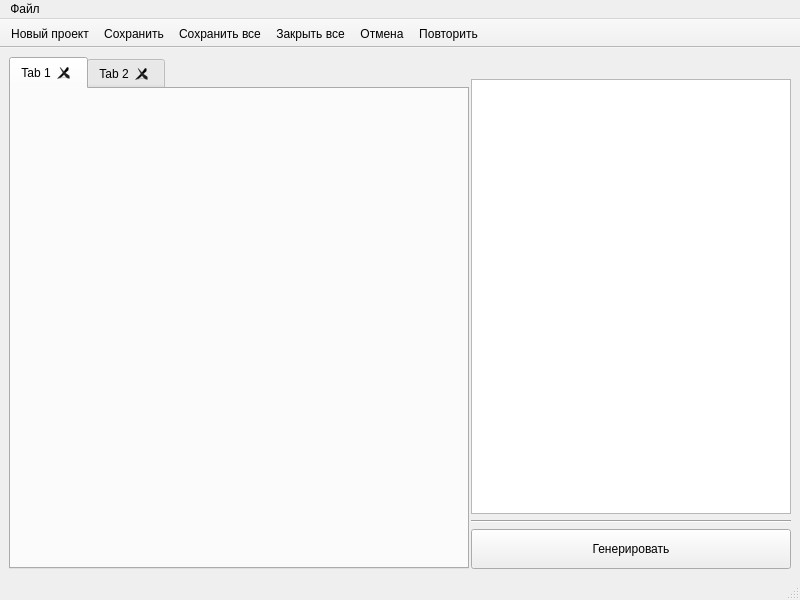
Old version of the form Forms/MainWin.ui in the repository hremman/ImageCompiler.
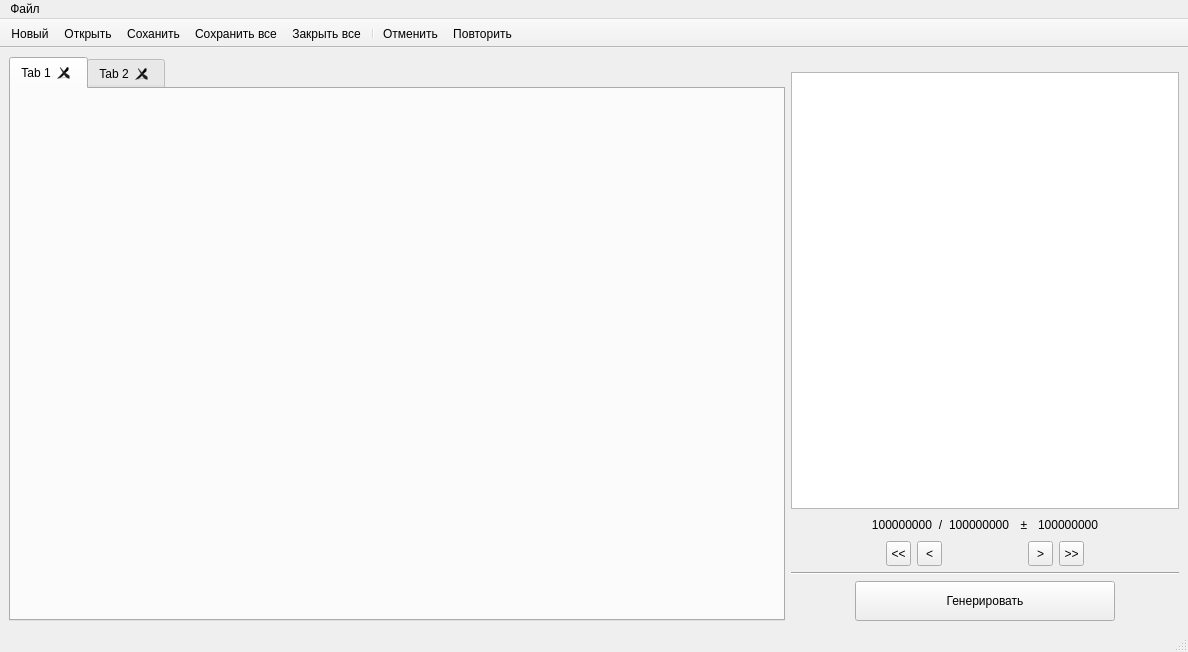
New version of the form. Icons and pictures are not drawn.

The edit to the form file:
```diff
--- a/Forms/MainWin.ui
+++ b/Forms/MainWin.ui
@@ -6,8 +6,8 @@
    <rect>
     <x>0</x>
     <y>0</y>
-    <width>800</width>
-    <height>600</height>
+    <width>1188</width>
+    <height>652</height>
    </rect>
   </property>
   <property name="minimumSize">
@@ -32,7 +32,7 @@
      <verstretch>0</verstretch>
     </sizepolicy>
    </property>
-   <layout class="QHBoxLayout" name="horizontalLayout" stretch="2,1">
+   <layout class="QHBoxLayout" name="horizontalLayout_3" stretch="2,1">
     <item>
      <widget class="QTabWidget" name="tabs">
       <property name="enabled">
@@ -59,6 +59,9 @@
       <property name="movable">
        <bool>true</bool>
       </property>
+      <property name="tabBarAutoHide">
+       <bool>false</bool>
+      </property>
       <widget class="QWidget" name="tab">
        <attribute name="title">
         <string>Tab 1</string>
@@ -73,24 +76,24 @@
     </item>
     <item>
      <layout class="QVBoxLayout" name="verticalLayout">
+      <property name="sizeConstraint">
+       <enum>QLayout::SetDefaultConstraint</enum>
+      </property>
       <item>
-       <widget class="QLabel" name="hard_spacer">
-        <property name="minimumSize">
-         <size>
-          <width>14</width>
-          <height>16</height>
-         </size>
+       <spacer name="verticalSpacer">
+        <property name="orientation">
+         <enum>Qt::Vertical</enum>
         </property>
-        <property name="maximumSize">
+        <property name="sizeType">
+         <enum>QSizePolicy::Fixed</enum>
+        </property>
+        <property name="sizeHint" stdset="0">
          <size>
-          <width>323</width>
-          <height>16</height>
+          <width>13</width>
+          <height>15</height>
          </size>
         </property>
-        <property name="text">
-         <string/>
-        </property>
-       </widget>
+       </spacer>
       </item>
       <item>
        <widget class="QGraphicsView" name="graphicsView">
@@ -108,34 +111,302 @@
         </property>
        </widget>
       </item>
+      <item>
+       <layout class="QHBoxLayout" name="horizontalLayout_2">
+        <item>
+         <spacer name="horizontalSpacer">
+          <property name="orientation">
+           <enum>Qt::Horizontal</enum>
+          </property>
+          <property name="sizeHint" stdset="0">
+           <size>
+            <width>40</width>
+            <height>20</height>
+           </size>
+          </property>
+         </spacer>
+        </item>
+        <item>
+         <widget class="QLabel" name="label_curr">
+          <property name="minimumSize">
+           <size>
+            <width>61</width>
+            <height>16</height>
+           </size>
+          </property>
+          <property name="maximumSize">
+           <size>
+            <width>61</width>
+            <height>16</height>
+           </size>
+          </property>
+          <property name="text">
+           <string>100000000</string>
+          </property>
+          <property name="alignment">
+           <set>Qt::AlignRight|Qt::AlignTrailing|Qt::AlignVCenter</set>
+          </property>
+         </widget>
+        </item>
+        <item>
+         <widget class="QLabel" name="label">
+          <property name="text">
+           <string>/</string>
+          </property>
+          <property name="alignment">
+           <set>Qt::AlignCenter</set>
+          </property>
+         </widget>
+        </item>
+        <item>
+         <widget class="QLabel" name="label_outof">
+          <property name="text">
+           <string>100000000</string>
+          </property>
+         </widget>
+        </item>
+        <item>
+         <widget class="QLabel" name="label_pm">
+          <property name="minimumSize">
+           <size>
+            <width>16</width>
+            <height>16</height>
+           </size>
+          </property>
+          <property name="maximumSize">
+           <size>
+            <width>16</width>
+            <height>16</height>
+           </size>
+          </property>
+          <property name="text">
+           <string>±</string>
+          </property>
+          <property name="alignment">
+           <set>Qt::AlignCenter</set>
+          </property>
+         </widget>
+        </item>
+        <item>
+         <widget class="QLabel" name="label_tail">
+          <property name="minimumSize">
+           <size>
+            <width>61</width>
+            <height>20</height>
+           </size>
+          </property>
+          <property name="maximumSize">
+           <size>
+            <width>61</width>
+            <height>20</height>
+           </size>
+          </property>
+          <property name="text">
+           <string>100000000</string>
+          </property>
+         </widget>
+        </item>
+        <item>
+         <spacer name="horizontalSpacer_2">
+          <property name="orientation">
+           <enum>Qt::Horizontal</enum>
+          </property>
+          <property name="sizeHint" stdset="0">
+           <size>
+            <width>40</width>
+            <height>20</height>
+           </size>
+          </property>
+         </spacer>
+        </item>
+       </layout>
+      </item>
+      <item>
+       <layout class="QHBoxLayout" name="horizontalLayout">
+        <item>
+         <spacer name="horizontalSpacer_4">
+          <property name="orientation">
+           <enum>Qt::Horizontal</enum>
+          </property>
+          <property name="sizeHint" stdset="0">
+           <size>
+            <width>40</width>
+            <height>20</height>
+           </size>
+          </property>
+         </spacer>
+        </item>
+        <item>
+         <widget class="QToolButton" name="left_quick">
+          <property name="minimumSize">
+           <size>
+            <width>25</width>
+            <height>25</height>
+           </size>
+          </property>
+          <property name="maximumSize">
+           <size>
+            <width>25</width>
+            <height>25</height>
+           </size>
+          </property>
+          <property name="text">
+           <string>&lt;&lt;</string>
+          </property>
+         </widget>
+        </item>
+        <item>
+         <widget class="QToolButton" name="left">
+          <property name="minimumSize">
+           <size>
+            <width>25</width>
+            <height>25</height>
+           </size>
+          </property>
+          <property name="maximumSize">
+           <size>
+            <width>25</width>
+            <height>25</height>
+           </size>
+          </property>
+          <property name="text">
+           <string>&lt;</string>
+          </property>
+         </widget>
+        </item>
+        <item>
+         <spacer name="horizontalSpacer_5">
+          <property name="orientation">
+           <enum>Qt::Horizontal</enum>
+          </property>
+          <property name="sizeType">
+           <enum>QSizePolicy::Maximum</enum>
+          </property>
+          <property name="sizeHint" stdset="0">
+           <size>
+            <width>80</width>
+            <height>20</height>
+           </size>
+          </property>
+         </spacer>
+        </item>
+        <item>
+         <widget class="QToolButton" name="right">
+          <property name="minimumSize">
+           <size>
+            <width>25</width>
+            <height>25</height>
+           </size>
+          </property>
+          <property name="maximumSize">
+           <size>
+            <width>25</width>
+            <height>25</height>
+           </size>
+          </property>
+          <property name="text">
+           <string>&gt;</string>
+          </property>
+         </widget>
+        </item>
+        <item>
+         <widget class="QToolButton" name="right_quick">
+          <property name="minimumSize">
+           <size>
+            <width>25</width>
+            <height>25</height>
+           </size>
+          </property>
+          <property name="maximumSize">
+           <size>
+            <width>25</width>
+            <height>25</height>
+           </size>
+          </property>
+          <property name="text">
+           <string>&gt;&gt;</string>
+          </property>
+         </widget>
+        </item>
+        <item>
+         <spacer name="horizontalSpacer_3">
+          <property name="orientation">
+           <enum>Qt::Horizontal</enum>
+          </property>
+          <property name="sizeHint" stdset="0">
+           <size>
+            <width>40</width>
+            <height>20</height>
+           </size>
+          </property>
+         </spacer>
+        </item>
+       </layout>
+      </item>
       <item>
        <widget class="Line" name="line">
+        <property name="maximumSize">
+         <size>
+          <width>800</width>
+          <height>16777215</height>
+         </size>
+        </property>
         <property name="orientation">
          <enum>Qt::Horizontal</enum>
         </property>
        </widget>
       </item>
       <item>
-       <widget class="QPushButton" name="do_it">
-        <property name="minimumSize">
-         <size>
-          <width>320</width>
-          <height>40</height>
-         </size>
-        </property>
-        <property name="maximumSize">
-         <size>
-          <width>320</width>
-          <height>40</height>
-         </size>
-        </property>
-        <property name="toolTip">
-         <string>Запустить генерацию выходного массива изображений</string>
-        </property>
-        <property name="text">
-         <string>Генерировать</string>
-        </property>
-       </widget>
+       <layout class="QHBoxLayout" name="horizontalLayout_4">
+        <item>
+         <spacer name="horizontalSpacer_7">
+          <property name="orientation">
+           <enum>Qt::Horizontal</enum>
+          </property>
+          <property name="sizeHint" stdset="0">
+           <size>
+            <width>0</width>
+            <height>20</height>
+           </size>
+          </property>
+         </spacer>
+        </item>
+        <item>
+         <widget class="QPushButton" name="do_it">
+          <property name="minimumSize">
+           <size>
+            <width>260</width>
+            <height>40</height>
+           </size>
+          </property>
+          <property name="maximumSize">
+           <size>
+            <width>320</width>
+            <height>40</height>
+           </size>
+          </property>
+          <property name="toolTip">
+           <string>Запустить генерацию выходного массива изображений</string>
+          </property>
+          <property name="text">
+           <string>Генерировать</string>
+          </property>
+         </widget>
+        </item>
+        <item>
+         <spacer name="horizontalSpacer_6">
+          <property name="orientation">
+           <enum>Qt::Horizontal</enum>
+          </property>
+          <property name="sizeHint" stdset="0">
+           <size>
+            <width>0</width>
+            <height>20</height>
+           </size>
+          </property>
+         </spacer>
+        </item>
+       </layout>
       </item>
      </layout>
     </item>
@@ -146,7 +417,7 @@
     <rect>
      <x>0</x>
      <y>0</y>
-     <width>800</width>
+     <width>1188</width>
      <height>21</height>
     </rect>
    </property>
@@ -154,13 +425,16 @@
     <property name="title">
      <string>Файл</string>
     </property>
-    <addaction name="new_prog"/>
-    <addaction name="open"/>
-    <addaction name="save"/>
-    <addaction name="save_all"/>
-    <addaction name="close_all"/>
     <addaction name="separator"/>
-    <addaction name="action_4"/>
+    <addaction name="menu_create"/>
+    <addaction name="menu_open"/>
+    <addaction name="menu_save"/>
+    <addaction name="menu_save_all"/>
+    <addaction name="menu_save_copy"/>
+    <addaction name="menu_close"/>
+    <addaction name="menu_close_all"/>
+    <addaction name="separator"/>
+    <addaction name="menu_exit"/>
    </widget>
    <addaction name="menu"/>
   </widget>
@@ -181,55 +455,140 @@
    <attribute name="toolBarBreak">
     <bool>false</bool>
    </attribute>
-   <addaction name="new_prog"/>
-   <addaction name="save"/>
-   <addaction name="save_all"/>
-   <addaction name="close_all"/>
-   <addaction name="undo"/>
-   <addaction name="redo"/>
+   <addaction name="toolbar_create"/>
+   <addaction name="toolbar_open"/>
+   <addaction name="toolbar_save"/>
+   <addaction name="toolbar_save_all"/>
+   <addaction name="toolbar_close_all"/>
+   <addaction name="separator"/>
+   <addaction name="toolbar_undo"/>
+   <addaction name="toolbar_redo"/>
   </widget>
-  <action name="open">
-   <property name="icon">
-    <iconset resource="../res.qrc">
-     <normaloff>:/image/icon/resourses/Folder.ico</normaloff>:/image/icon/resourses/Folder.ico</iconset>
+  <action name="menu_create">
+   <property name="text">
+    <string>Новый (Ctrl+N)</string>
    </property>
+   <property name="toolTip">
+    <string>Создать новый проект</string>
+   </property>
+   <property name="shortcut">
+    <string>Ctrl+N</string>
+   </property>
+  </action>
+  <action name="menu_open">
    <property name="text">
-    <string>Открыть проект</string>
+    <string>Открыть (Ctrl+O)</string>
+   </property>
+   <property name="toolTip">
+    <string>Открыть проект с диска</string>
    </property>
    <property name="shortcut">
     <string>Ctrl+O</string>
    </property>
   </action>
-  <action name="save">
-   <property name="icon">
-    <iconset resource="../res.qrc">
-     <normaloff>:/image/icon/resourses/save.ico</normaloff>:/image/icon/resourses/save.ico</iconset>
-   </property>
+  <action name="menu_save">
    <property name="text">
-    <string>Сохранить</string>
+    <string>Сохранить (Ctrl+S)</string>
+   </property>
+   <property name="toolTip">
+    <string>Сохранить текущий проект</string>
    </property>
    <property name="shortcut">
     <string>Ctrl+S</string>
    </property>
   </action>
-  <action name="action_4">
+  <action name="menu_save_all">
    <property name="text">
-    <string>Выход</string>
+    <string>Сохранить все (Ctrl+Alt+S)</string>
    </property>
+   <property name="toolTip">
+    <string>Сохранить все открытые проекты</string>
+   </property>
+   <property name="shortcut">
+    <string>Ctrl+Alt+S</string>
+   </property>
   </action>
-  <action name="new_prog">
+  <action name="menu_save_copy">
+   <property name="text">
+    <string>Сохранить копию (Ctrl+Shift+S)</string>
+   </property>
+   <property name="toolTip">
+    <string>Сохранить текущий проект как копию</string>
+   </property>
+   <property name="shortcut">
+    <string>Ctrl+Shift+S</string>
+   </property>
+  </action>
+  <action name="menu_close">
+   <property name="text">
+    <string>Закрыть проект (Ctrl+W)</string>
+   </property>
+   <property name="toolTip">
+    <string>Закрыть текущий проект</string>
+   </property>
+   <property name="shortcut">
+    <string>Ctrl+W</string>
+   </property>
+  </action>
+  <action name="menu_close_all">
+   <property name="text">
+    <string>Закрыть все (Ctrl+Alt+W)</string>
+   </property>
+   <property name="toolTip">
+    <string>Закрыть все открытые проекты</string>
+   </property>
+   <property name="shortcut">
+    <string>Ctrl+Alt+W</string>
+   </property>
+  </action>
+  <action name="menu_exit">
+   <property name="text">
+    <string>Выход (Ctrl+W)</string>
+   </property>
+   <property name="toolTip">
+    <string>Закрыть все проекты и выйти из приложения</string>
+   </property>
+   <property name="shortcut">
+    <string>Ctrl+Q</string>
+   </property>
+  </action>
+  <action name="toolbar_create">
    <property name="icon">
     <iconset resource="../res.qrc">
      <normaloff>:/image/icon/resourses/new.ico</normaloff>:/image/icon/resourses/new.ico</iconset>
    </property>
    <property name="text">
-    <string>Новый проект</string>
+    <string>Новый</string>
    </property>
-   <property name="shortcut">
-    <string>Ctrl+N</string>
+   <property name="toolTip">
+    <string>Создать новый проект</string>
    </property>
   </action>
-  <action name="save_all">
+  <action name="toolbar_open">
+   <property name="icon">
+    <iconset resource="../res.qrc">
+     <normaloff>:/image/icon/resourses/Folder.ico</normaloff>:/image/icon/resourses/Folder.ico</iconset>
+   </property>
+   <property name="text">
+    <string>Открыть</string>
+   </property>
+   <property name="toolTip">
+    <string>Открыть проект с диска</string>
+   </property>
+  </action>
+  <action name="toolbar_save">
+   <property name="icon">
+    <iconset resource="../res.qrc">
+     <normaloff>:/image/icon/resourses/save.ico</normaloff>:/image/icon/resourses/save.ico</iconset>
+   </property>
+   <property name="text">
+    <string>Соханить</string>
+   </property>
+   <property name="toolTip">
+    <string>Сохранить текущий проек</string>
+   </property>
+  </action>
+  <action name="toolbar_save_all">
    <property name="icon">
     <iconset resource="../res.qrc">
      <normaloff>:/image/icon/resourses/save_all.ico</normaloff>:/image/icon/resourses/save_all.ico</iconset>
@@ -237,11 +596,11 @@
    <property name="text">
     <string>Сохранить все</string>
    </property>
-   <property name="shortcut">
-    <string>Ctrl+Shift+S</string>
+   <property name="toolTip">
+    <string>Сохранить все открытые проекты</string>
    </property>
   </action>
-  <action name="close_all">
+  <action name="toolbar_close_all">
    <property name="icon">
     <iconset resource="../res.qrc">
      <normaloff>:/image/icon/resourses/cross.ico</normaloff>:/image/icon/resourses/cross.ico</iconset>
@@ -250,25 +609,25 @@
     <string>Закрыть все</string>
    </property>
    <property name="toolTip">
-    <string>Закрыть все открытые</string>
+    <string>Закрыть все открытые проекты</string>
    </property>
   </action>
-  <action name="undo">
+  <action name="toolbar_undo">
    <property name="icon">
     <iconset resource="../res.qrc">
      <normaloff>:/image/icon/resourses/undo.ico</normaloff>:/image/icon/resourses/undo.ico</iconset>
    </property>
    <property name="text">
-    <string>Отмена</string>
+    <string>Отменить</string>
    </property>
    <property name="toolTip">
-    <string>Отменить последнее</string>
+    <string>Отмена последнего изменения (Ctrl+Z)</string>
    </property>
    <property name="shortcut">
     <string>Ctrl+Z</string>
    </property>
   </action>
-  <action name="redo">
+  <action name="toolbar_redo">
    <property name="icon">
     <iconset resource="../res.qrc">
      <normaloff>:/image/icon/resourses/redo.ico</normaloff>:/image/icon/resourses/redo.ico</iconset>
@@ -277,7 +636,7 @@
     <string>Повторить</string>
    </property>
    <property name="toolTip">
-    <string>Вернуть отменённое</string>
+    <string>Повторить отменённое изменение (Ctrl+Y)</string>
    </property>
    <property name="shortcut">
     <string>Ctrl+Y</string>
```
